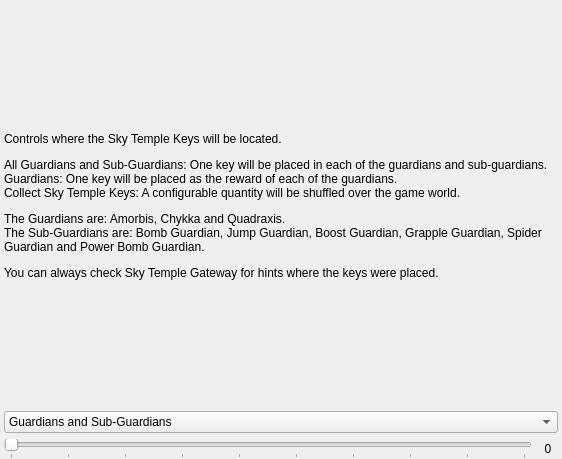
Old version of the form randovania/gui/ui_files/preset_echoes_goal.ui in the repository randovania/randovania.
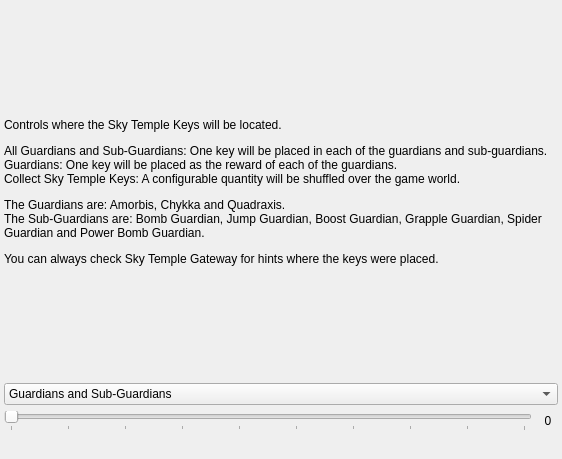
New version of the form.

Commit message: Fix Echoes STK Count slider being active by default

```diff
--- a/randovania/gui/ui_files/preset_echoes_goal.ui
+++ b/randovania/gui/ui_files/preset_echoes_goal.ui
@@ -31,7 +31,7 @@
      <number>4</number>
     </property>
     <property name="bottomMargin">
-     <number>0</number>
+     <number>8</number>
     </property>
     <item>
      <widget class="QLabel" name="skytemple_description">
@@ -104,6 +104,19 @@
       </item>
      </layout>
     </item>
+    <item>
+     <spacer name="horizontalSpacer">
+      <property name="orientation">
+       <enum>Qt::Horizontal</enum>
+      </property>
+      <property name="sizeHint" stdset="0">
+       <size>
+        <width>40</width>
+        <height>20</height>
+       </size>
+      </property>
+     </spacer>
+    </item>
    </layout>
   </widget>
  </widget>
```
The commit also changes 2 other files.
